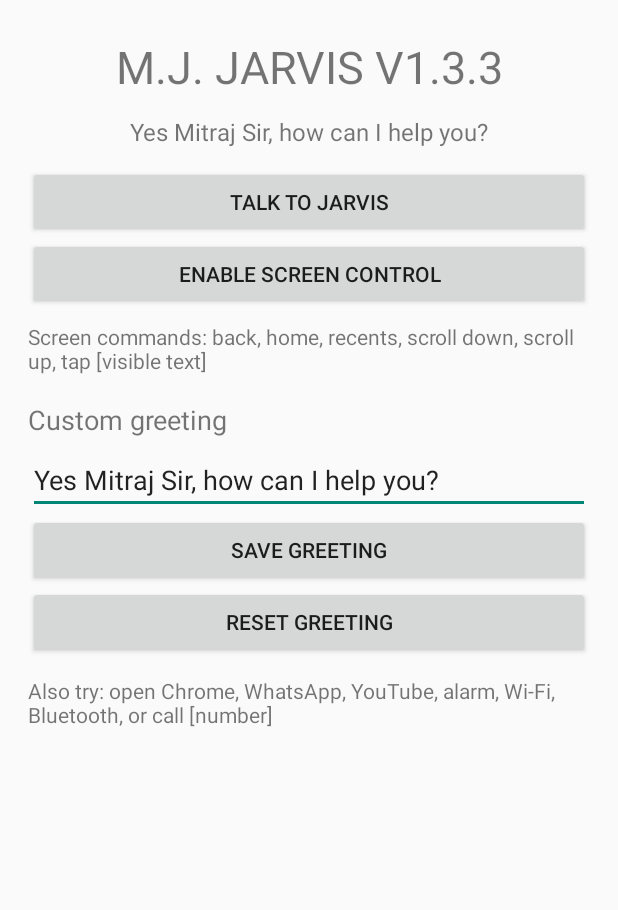
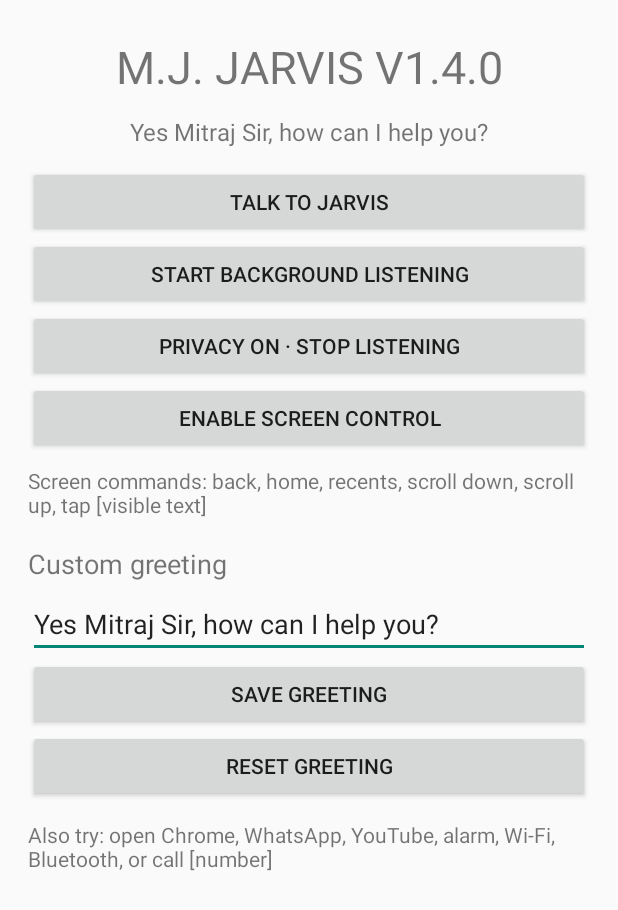
Before and after one commit to mitrajsinhjadeja774/MJ-JARVIS, an Android app: the screen it shows after launch (MainActivity), on a phone screen of 412 x 824 dp. Shown: the top 910 px of the screen. Run offline under Robolectric (Android 15) with nearby library versions, the phone set to English and light mode, and no system bars.

Commit message:
V1.4: configure and expose background listening privacy controls

```diff
--- a/app/src/main/java/com/mj/jarvis/MainActivity.kt
+++ b/app/src/main/java/com/mj/jarvis/MainActivity.kt
@@ -27,10 +27,12 @@ class MainActivity : Activity(), TextToSpeech.OnInitListener {
   prefs = getSharedPreferences("jarvis", MODE_PRIVATE)
   tts = TextToSpeech(this, this)
   val root = LinearLayout(this).apply { orientation=LinearLayout.VERTICAL; gravity=Gravity.CENTER_HORIZONTAL; setPadding(28,36,28,24) }
-  root.addView(TextView(this).apply { text="M.J. JARVIS V1.3.3"; textSize=30f; gravity=Gravity.CENTER })
+  root.addView(TextView(this).apply { text="M.J. JARVIS V1.4.0"; textSize=30f; gravity=Gravity.CENTER })
   status = TextView(this).apply { text="Your personal voice assistant"; textSize=16f; gravity=Gravity.CENTER; setPadding(0,18,0,18) }
   root.addView(status)
   root.addView(Button(this).apply { text="TALK TO JARVIS"; setOnClickListener { listen() } })
+  root.addView(Button(this).apply { text="START BACKGROUND LISTENING"; setOnClickListener { startBackgroundListening() } })
+  root.addView(Button(this).apply { text="PRIVACY ON · STOP LISTENING"; setOnClickListener { stopService(Intent(this@MainActivity, JarvisListeningService::class.java)); status.text="Listening stopped — Privacy ON" } })
   root.addView(Button(this).apply {
    text="ENABLE SCREEN CONTROL"
    setOnClickListener { startActivity(Intent(Settings.ACTION_ACCESSIBILITY_SETTINGS)) }
@@ -45,6 +47,12 @@ class MainActivity : Activity(), TextToSpeech.OnInitListener {
   setContentView(root)
   if(checkSelfPermission(android.Manifest.permission.RECORD_AUDIO)!=PackageManager.PERMISSION_GRANTED) requestPermissions(arrayOf(android.Manifest.permission.RECORD_AUDIO),20)
   speak(prefs.getString("greeting",defaultGreeting) ?: defaultGreeting)
+ }
+
+ private fun startBackgroundListening() {
+  if(checkSelfPermission(android.Manifest.permission.RECORD_AUDIO)!=PackageManager.PERMISSION_GRANTED){requestPermissions(arrayOf(android.Manifest.permission.RECORD_AUDIO),20);return}
+  try { startForegroundService(Intent(this, JarvisListeningService::class.java)); status.text="Background listening started. Use notification to stop." }
+  catch(e: Exception){status.text="Could not start background listening: ${e.message}"}
  }
 
  private fun listen() {
```
